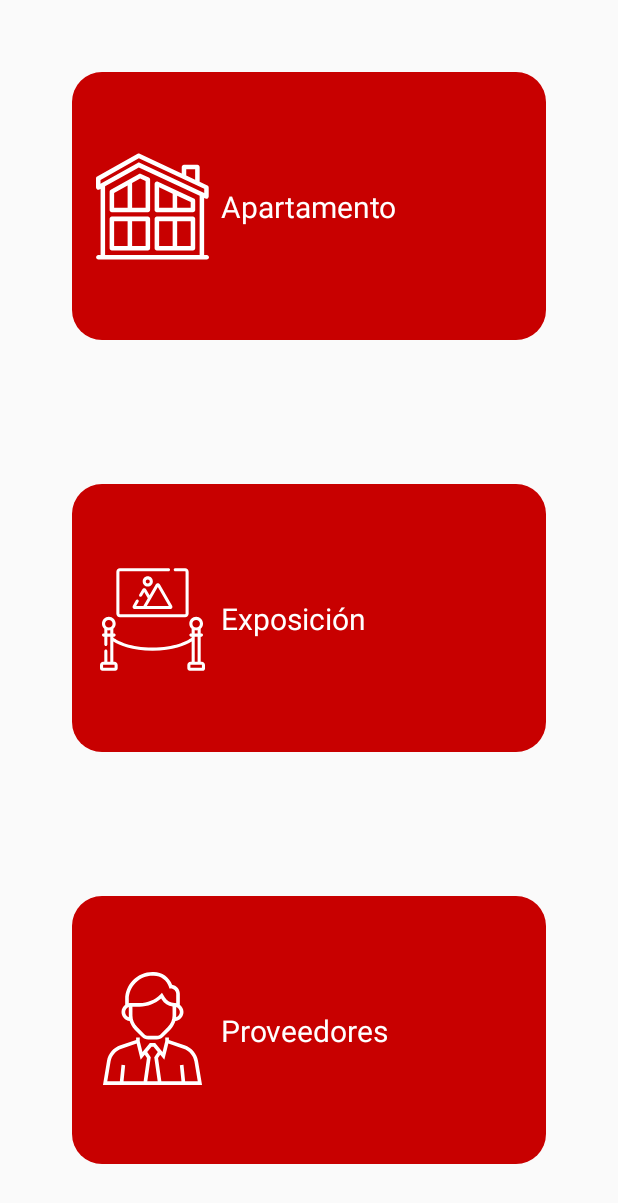
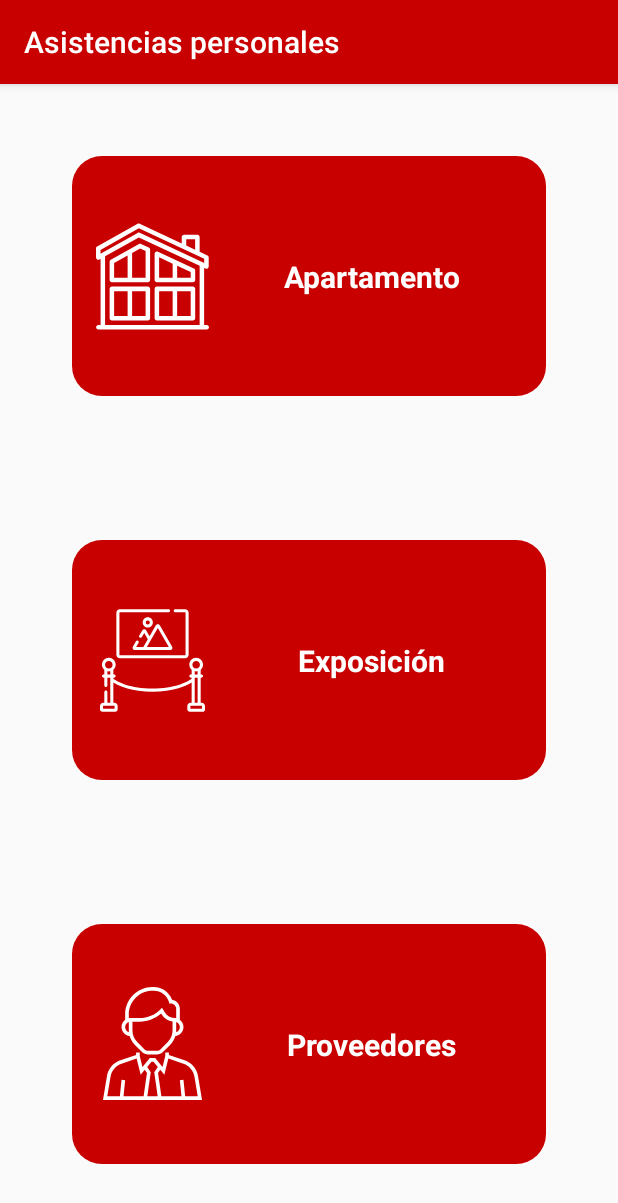
Before and after one commit to esgomezse/gestiondapp, an Android app: the LocationsActivity screen opened directly, with no data from a screen before it, on a phone screen of 412 x 824 dp. Shown: the top 1203 px of the screen. Run offline under Robolectric (Android 15) with nearby library versions, the light colour scheme and no system bars.

Commit message:
Edición de Labels en las vistas y del texto de algunos botones

```diff
--- a/app/src/main/AndroidManifest.xml
+++ b/app/src/main/AndroidManifest.xml
@@ -29,16 +29,15 @@
             android:theme="@style/MaterialAppTheme">
         </activity>
         <activity android:name=".OptionsActivity"
-            android:theme="@style/AppThemeNoActionBar"/>
+            android:label="Opciones"/>
         <activity android:name=".LocationsActivity"
-            android:theme="@style/AppThemeNoActionBar"/>
+            android:label="Asistencias personales"/>
         <activity android:name=".LoanActivity"
             android:label="Gestionar prestamo"/>
         <activity android:name=".LoanOptions"
             android:label="Prestamos"/>
         <activity android:name=".FilterInventoryActivity"
             android:label="Inventario"
-            android:theme="@style/AppThemeNoActionBar"
             android:windowSoftInputMode="adjustPan"/>
 
     </application>
--- a/app/src/main/res/layout/locations.xml
+++ b/app/src/main/res/layout/locations.xml
@@ -31,10 +31,12 @@
             android:id="@+id/textView3"
             android:layout_width="0dp"
             android:layout_height="wrap_content"
+            android:layout_marginStart="8dp"
             android:text="Apartamento"
+            android:textAlignment="center"
             android:textColor="#FFFFFF"
             android:textSize="20sp"
-            android:layout_marginStart="8dp"
+            android:textStyle="bold"
             app:layout_constraintBottom_toBottomOf="parent"
             app:layout_constraintEnd_toEndOf="parent"
             app:layout_constraintStart_toEndOf="@+id/imageView"
@@ -68,10 +70,12 @@
             android:id="@+id/textView4"
             android:layout_width="0dp"
             android:layout_height="wrap_content"
+            android:layout_marginStart="8dp"
             android:text="Exposición"
+            android:textAlignment="center"
             android:textColor="#FFFFFF"
             android:textSize="20sp"
-            android:layout_marginStart="8dp"
+            android:textStyle="bold"
             app:layout_constraintBottom_toBottomOf="parent"
             app:layout_constraintEnd_toEndOf="parent"
             app:layout_constraintStart_toEndOf="@+id/imageView2"
@@ -105,10 +109,12 @@
 android:id="@+id/textView5"
 android:layout_width="0dp"
 android:layout_height="wrap_content"
+android:layout_marginStart="8dp"
 android:text="Proveedores"
+android:textAlignment="center"
 android:textColor="#FFFFFF"
 android:textSize="20sp"
-            android:layout_marginStart="8dp"
+android:textStyle="bold"
 app:layout_constraintBottom_toBottomOf="parent"
 app:layout_constraintEnd_toEndOf="parent"
 app:layout_constraintStart_toEndOf="@+id/imageView3"
```
Also changed, not shown: app/src/main/res/layout/home_activity.xml (+5 -2 lines), app/src/main/res/layout/options.xml (+6 -2 lines). Lines whose indentation alone changed are shown as unchanged.
